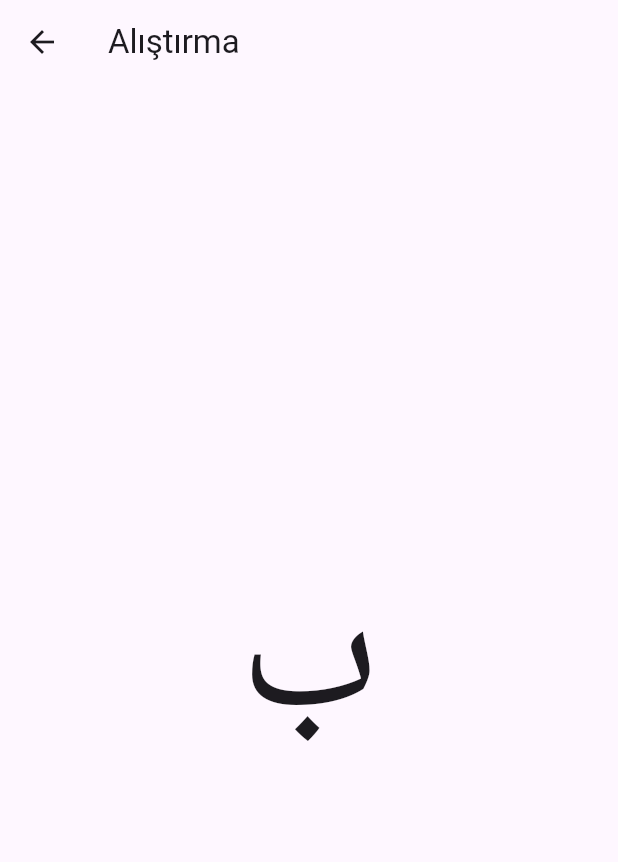
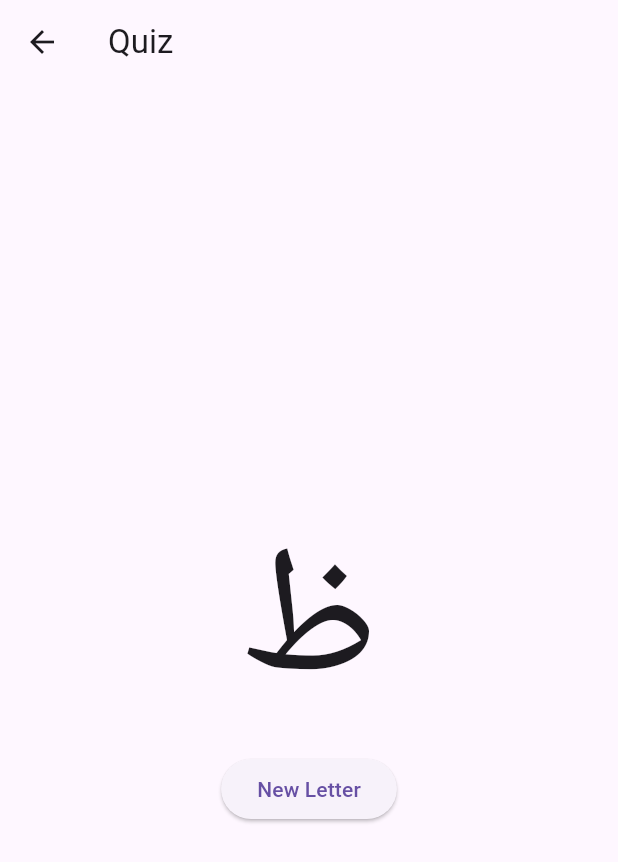
Before and after one commit to meminkbey/learn_arabic, a Flutter app: the screen it shows after launch, after a tap on the "quiz" icon, on a phone screen of 412 x 824 dp. Shown: the top 862 px of the screen. Run offline on Flutter 3.47's test engine with Material 3 defaults, Android fonts, the phone set to English and light mode, and no system bars.

Commit message:
Switch UI to English and pick a random quiz letter

```diff
--- a/lib/screens/quiz_screen.dart
+++ b/lib/screens/quiz_screen.dart
@@ -1,5 +1,8 @@
+import 'dart:math';
+
 import 'package:flutter/material.dart';
 import 'package:learn_arabic/data/letters.dart';
+import 'package:learn_arabic/models/letter.dart';
 
 class QuizScreen extends StatefulWidget {
   const QuizScreen({super.key});
@@ -9,15 +12,36 @@ class QuizScreen extends StatefulWidget {
 }
 
 class _QuizScreenState extends State<QuizScreen> {
+  late Letter _question;
+
+  @override
+  void initState() {
+    super.initState();
+    _pickRandomLetter();
+  }
+
+  //Picks a random letter as the current question
+  void _pickRandomLetter() {
+    _question = letterList[Random().nextInt(letterList.length)];
+  }
+
   @override
   Widget build(BuildContext context) {
     return Scaffold(
-      appBar: AppBar(title: const Text("Alıştırma")),
+      appBar: AppBar(title: const Text("Quiz")),
       body: Center(
         child: Column(
           mainAxisAlignment: MainAxisAlignment.center,
           children: [
-            Text(letterList[1].arabic, style: const TextStyle(fontSize: 120)),
+            Text(_question.arabic, style: const TextStyle(fontSize: 120)),
+            ElevatedButton(
+              onPressed: () {
+                setState(() {
+                  _pickRandomLetter();
+                });
+              },
+              child: const Text("New Letter"),
+            ),
           ],
         ),
       ),
```
